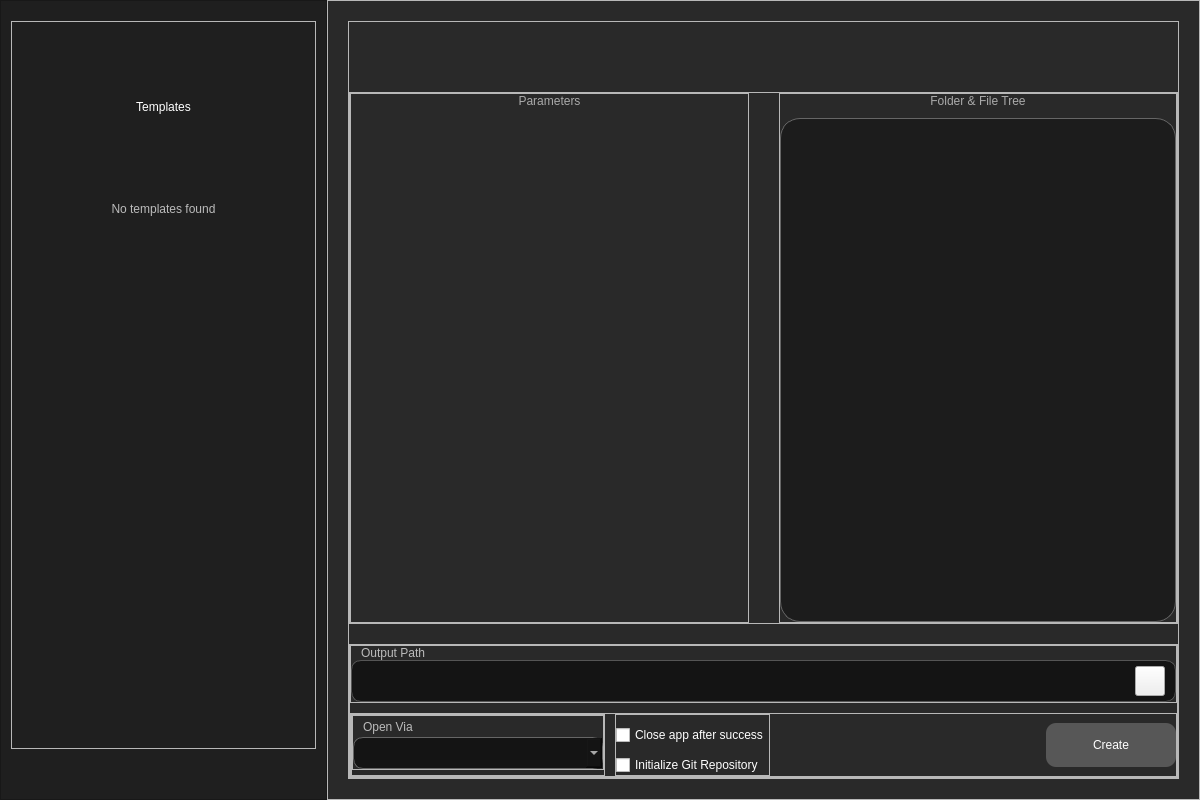
First picture: the form in app/design/main_window.ui, repository KrazyManJ/templatoron, before the edit.
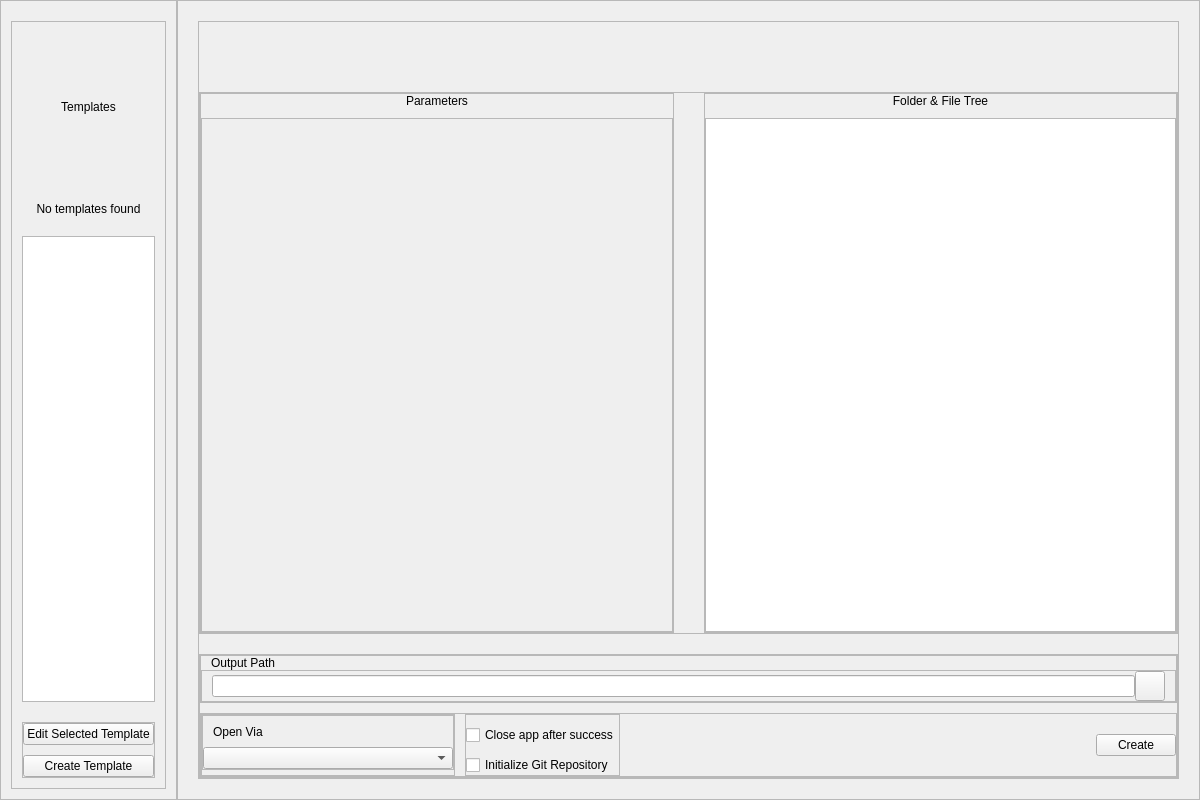
Second picture: the form after the edit. Icons and pictures are not drawn.

Commit message: Refactored code, added create/edit template buttons, updated design, refactored code

The edit to the form file:
```diff
--- a/app/design/main_window.ui
+++ b/app/design/main_window.ui
@@ -12,7 +12,7 @@
   </property>
   <property name="minimumSize">
    <size>
-    <width>800</width>
+    <width>1000</width>
     <height>600</height>
    </size>
   </property>
@@ -182,6 +182,19 @@
 }
 #ComboOpenVia::down-arrow:on {
 	image: url(:/content/chevron-down.svg);
+}
+#TemplateButtons &gt; QPushButton {
+	padding: 10px;
+	font: 10pt &quot;Inter&quot;;
+	background: #575757;
+	border-radius: 10px;
+	color: white;
+}
+#TemplateButtons QPushButton:hover {
+	background: #666;
+}
+#TemplateButtons QPushButton:pressed {
+	background: #777;
 }</string>
   </property>
   <layout class="QHBoxLayout" name="horizontalLayout">
@@ -228,7 +241,7 @@
        <number>10</number>
       </property>
       <property name="bottomMargin">
-       <number>50</number>
+       <number>10</number>
       </property>
       <item>
        <widget class="QFrame" name="TemplateListContent">
@@ -305,6 +318,53 @@
            </property>
           </widget>
          </item>
+         <item>
+          <widget class="QFrame" name="TemplateButtons">
+           <property name="frameShape">
+            <enum>QFrame::StyledPanel</enum>
+           </property>
+           <property name="frameShadow">
+            <enum>QFrame::Raised</enum>
+           </property>
+           <layout class="QVBoxLayout" name="verticalLayout_13">
+            <property name="spacing">
+             <number>10</number>
+            </property>
+            <property name="leftMargin">
+             <number>0</number>
+            </property>
+            <property name="topMargin">
+             <number>0</number>
+            </property>
+            <property name="rightMargin">
+             <number>0</number>
+            </property>
+            <property name="bottomMargin">
+             <number>0</number>
+            </property>
+            <item>
+             <widget class="QPushButton" name="EditTemplateBtn">
+              <property name="cursor">
+               <cursorShape>PointingHandCursor</cursorShape>
+              </property>
+              <property name="text">
+               <string>Edit Selected Template</string>
+              </property>
+             </widget>
+            </item>
+            <item>
+             <widget class="QPushButton" name="CreateTemplateBtn">
+              <property name="cursor">
+               <cursorShape>PointingHandCursor</cursorShape>
+              </property>
+              <property name="text">
+               <string>Create Template</string>
+              </property>
+             </widget>
+            </item>
+           </layout>
+          </widget>
+         </item>
         </layout>
        </widget>
       </item>
@@ -429,6 +489,9 @@
                <item>
                 <widget class="QScrollArea" name="VariableList">
                  <property name="verticalScrollBarPolicy">
+                  <enum>Qt::ScrollBarAsNeeded</enum>
+                 </property>
+                 <property name="horizontalScrollBarPolicy">
                   <enum>Qt::ScrollBarAlwaysOff</enum>
                  </property>
                  <property name="widgetResizable">
```
The commit also changes 6 other files.
